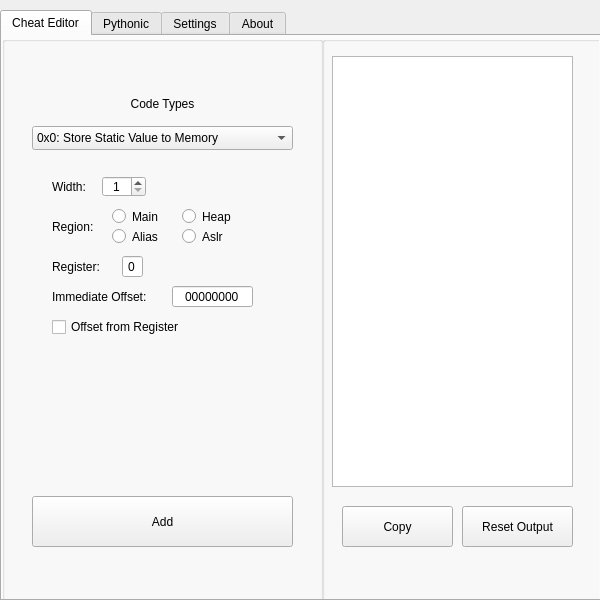
Old version of the form AMScheat/layout/layout.ui in the repository MCMi460/AMSCheatTool.
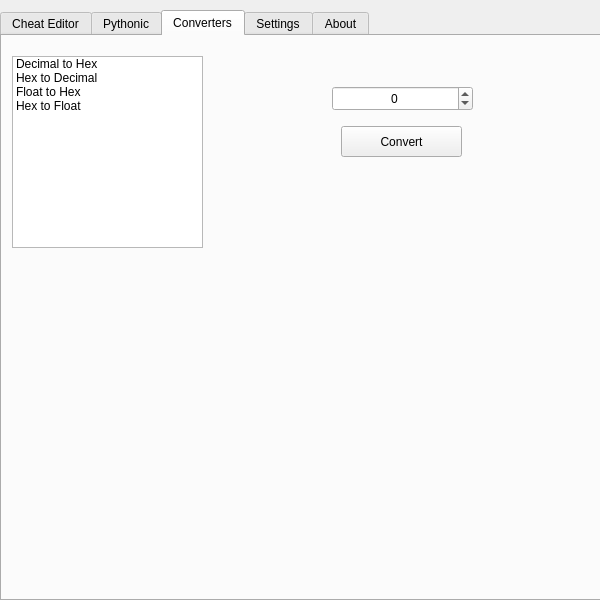
New version of the form. The open tabs and pages were chosen to show the change.

Patch:
```diff
--- a/AMScheat/layout/layout.ui
+++ b/AMScheat/layout/layout.ui
@@ -1086,6 +1086,154 @@
      <string>Pythonic</string>
     </attribute>
    </widget>
+   <widget class="QWidget" name="tab_5">
+    <attribute name="title">
+     <string>Converters</string>
+    </attribute>
+    <widget class="QStackedWidget" name="stackedWidget_2">
+     <property name="geometry">
+      <rect>
+       <x>220</x>
+       <y>20</y>
+       <width>361</width>
+       <height>521</height>
+      </rect>
+     </property>
+     <property name="currentIndex">
+      <number>1</number>
+     </property>
+     <widget class="QWidget" name="conv">
+      <widget class="QLabel" name="label_21">
+       <property name="geometry">
+        <rect>
+         <x>10</x>
+         <y>120</y>
+         <width>341</width>
+         <height>21</height>
+        </rect>
+       </property>
+       <property name="text">
+        <string/>
+       </property>
+       <property name="alignment">
+        <set>Qt::AlignHCenter|Qt::AlignTop</set>
+       </property>
+      </widget>
+      <widget class="QSpinBox" name="spinBox_4">
+       <property name="geometry">
+        <rect>
+         <x>110</x>
+         <y>30</y>
+         <width>141</width>
+         <height>25</height>
+        </rect>
+       </property>
+       <property name="alignment">
+        <set>Qt::AlignCenter</set>
+       </property>
+       <property name="minimum">
+        <number>-999999999</number>
+       </property>
+       <property name="maximum">
+        <number>999999999</number>
+       </property>
+      </widget>
+      <widget class="QPushButton" name="pushButton_4">
+       <property name="geometry">
+        <rect>
+         <x>119</x>
+         <y>70</y>
+         <width>121</width>
+         <height>31</height>
+        </rect>
+       </property>
+       <property name="text">
+        <string>Convert</string>
+       </property>
+      </widget>
+     </widget>
+     <widget class="QWidget" name="conv_2">
+      <widget class="QLabel" name="label_22">
+       <property name="geometry">
+        <rect>
+         <x>10</x>
+         <y>120</y>
+         <width>341</width>
+         <height>21</height>
+        </rect>
+       </property>
+       <property name="text">
+        <string/>
+       </property>
+       <property name="alignment">
+        <set>Qt::AlignHCenter|Qt::AlignTop</set>
+       </property>
+      </widget>
+      <widget class="QPushButton" name="pushButton_5">
+       <property name="geometry">
+        <rect>
+         <x>119</x>
+         <y>70</y>
+         <width>121</width>
+         <height>31</height>
+        </rect>
+       </property>
+       <property name="text">
+        <string>Convert</string>
+       </property>
+      </widget>
+      <widget class="QLineEdit" name="convEdit">
+       <property name="geometry">
+        <rect>
+         <x>130</x>
+         <y>30</y>
+         <width>101</width>
+         <height>24</height>
+        </rect>
+       </property>
+       <property name="text">
+        <string>00000000</string>
+       </property>
+       <property name="maxLength">
+        <number>8</number>
+       </property>
+       <property name="alignment">
+        <set>Qt::AlignCenter</set>
+       </property>
+      </widget>
+     </widget>
+    </widget>
+    <widget class="QListWidget" name="listWidget">
+     <property name="geometry">
+      <rect>
+       <x>10</x>
+       <y>20</y>
+       <width>191</width>
+       <height>192</height>
+      </rect>
+     </property>
+     <item>
+      <property name="text">
+       <string>Decimal to Hex</string>
+      </property>
+     </item>
+     <item>
+      <property name="text">
+       <string>Hex to Decimal</string>
+      </property>
+     </item>
+     <item>
+      <property name="text">
+       <string>Float to Hex</string>
+      </property>
+     </item>
+     <item>
+      <property name="text">
+       <string>Hex to Float</string>
+      </property>
+     </item>
+    </widget>
+   </widget>
    <widget class="QWidget" name="tab_3">
     <attribute name="title">
      <string>Settings</string>
```
